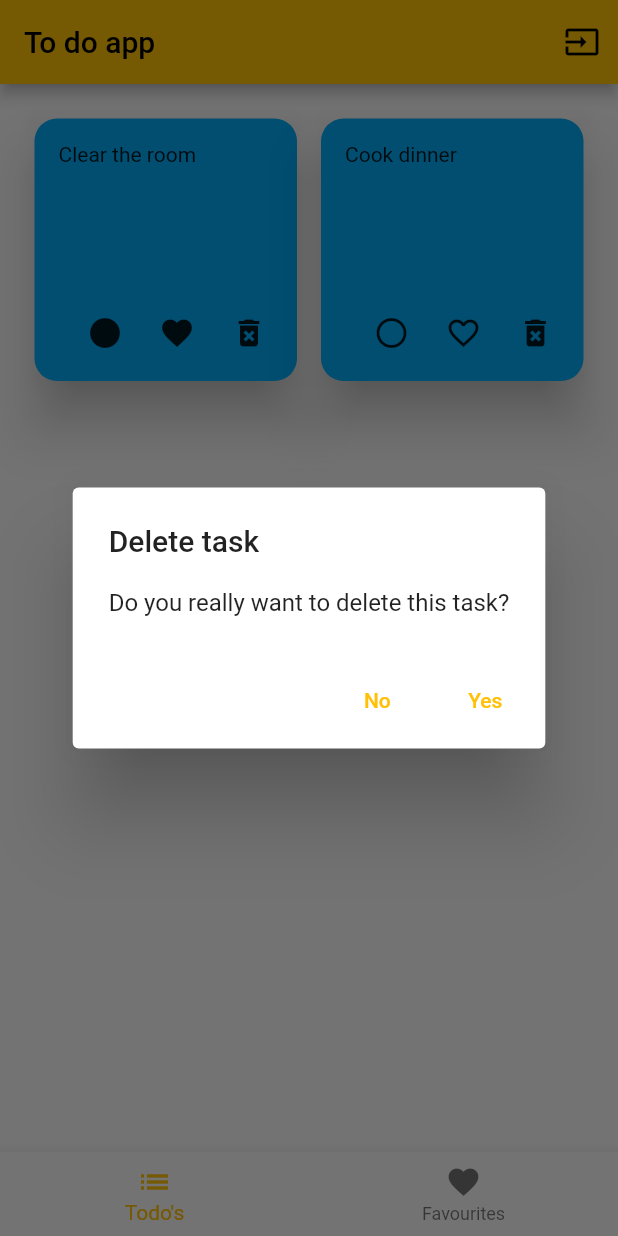
After one commit to Michal-J-Kolodziej/to_do_app, a Flutter app: the screen it shows after launch, after a tap on the "circle" icon, after a tap on the "favorite outline" icon, after a tap on the "delete forever" icon, on a phone screen of 412 x 824 dp. The commit adds this screen. Run offline on Flutter 3.47's test engine with Material 2 defaults, Android fonts, the phone set to English and light mode, and no system bars; our stand-ins replace random_string.

Commit message:
add-favourites-page

```diff
--- /dev/null
+++ b/lib/dialogs/delete_task_dialog.dart
@@ -0,0 +1,27 @@
+import 'package:flutter/material.dart';
+
+class DeleteTaskDialog extends StatelessWidget {
+  const DeleteTaskDialog({Key? key}) : super(key: key);
+
+  @override
+  Widget build(BuildContext context) {
+    return AlertDialog(
+      title: const Text('Delete task'),
+      content: const Text('Do you really want to delete this task?'),
+      actions: <Widget>[
+        TextButton(
+          onPressed: () {
+            Navigator.of(context).pop(false);
+          },
+          child: const Text('No'),
+        ),
+        TextButton(
+          onPressed: () {
+            Navigator.of(context).pop(true);
+          },
+          child: const Text('Yes'),
+        ),
+      ],
+    );
+  }
+}
--- a/lib/main.dart
+++ b/lib/main.dart
@@ -1,7 +1,8 @@
 import 'package:flutter/material.dart';
+import 'package:to_do_app/pages/fav_page.dart';
 
 import 'models/task.dart';
-import 'pages/input_page.dart';
+import 'pages/home_page.dart';
 
 void main() {
   runApp(const MyApp());
@@ -17,166 +18,58 @@ class MyApp extends StatelessWidget {
       theme: ThemeData(
         primarySwatch: Colors.amber,
       ),
-      home: const MyHomePage(title: 'To do app'),
+      home: const SwipeTapBar(),
     );
   }
 }
 
-class MyHomePage extends StatefulWidget {
-  const MyHomePage({super.key, required this.title});
-
-  final String title;
+class SwipeTapBar extends StatefulWidget {
+  const SwipeTapBar({Key? key}) : super(key: key);
 
   @override
-  State<MyHomePage> createState() => _MyHomePageState();
+  _SwipeTapBarState createState() => _SwipeTapBarState();
 }
 
-class _MyHomePageState extends State<MyHomePage> {
-  List<Task> tasksList = mockTaskList.sublist(0);
+class _SwipeTapBarState extends State<SwipeTapBar> {
+  final _pageViewController = PageController();
 
-  void _addTask(String task) {
-    Task newTask = Task(task);
+  int _activePage = 0;
 
-    tasksList.add(newTask);
-    setState(() {});
-  }
-
-  void _goToInputPage() {
-    Navigator.of(context)
-        .push(MaterialPageRoute(builder: (BuildContext context) {
-      return InputPage(
-        onSubmit: _addTask,
-      );
-    }));
+  @override
+  void dispose() {
+    _pageViewController.dispose();
+    super.dispose();
   }
 
   @override
   Widget build(BuildContext context) {
     return Scaffold(
-        appBar: AppBar(
-          actions: <Widget>[
-            IconButton(onPressed: _goToInputPage, icon: const Icon(Icons.input))
-          ],
-          title: Text(widget.title),
-        ),
-        body: Padding(
-          padding: const EdgeInsets.all(15.0),
-          child: TasksList(
-            tasksList: tasksList,
+      body: PageView(
+        controller: _pageViewController,
+        children: <Widget>[
+          const MyHomePage(),
+          FavPage(
+            tasksList: mockTaskList.where((Task task) => task.fav).toList(),
           ),
-        ));
-  }
-}
-
-class TasksList extends StatefulWidget {
-  const TasksList({Key? key, required this.tasksList}) : super(key: key);
-
-  final List<Task> tasksList;
-
-  @override
-  State<TasksList> createState() => _TasksListState();
-}
-
-class _TasksListState extends State<TasksList> {
-  void updateTaskStage(int taskIndex) {
-    Task properTask = widget.tasksList[taskIndex];
-
-    properTask.markAsDone();
-
-    setState(() {});
-  }
-
-  void changeTaskFav(int taskIndex) {
-    Task properTask = widget.tasksList[taskIndex];
-
-    properTask.changeFav();
-
-    setState(() {});
-  }
-
-  void deleteTask(int taskIndex) {}
-
-  @override
-  Widget build(BuildContext context) {
-    return GridView.builder(
-      gridDelegate: const SliverGridDelegateWithFixedCrossAxisCount(
-        crossAxisCount: 2,
-        childAspectRatio: 1,
+        ],
+        onPageChanged: (int index) {
+          setState(() {
+            _activePage = index;
+          });
+        },
       ),
-      itemCount: widget.tasksList.length,
-      itemBuilder: ((context, index) => ToDoTask(
-            key: widget.key,
-            task: widget.tasksList[index],
-            taskIndex: index,
-            updateTaskStage: updateTaskStage,
-            changeTaskFav: changeTaskFav,
-            deleteTask: deleteTask,
-          )),
-    );
-  }
-}
-
-class ToDoTask extends StatelessWidget {
-  const ToDoTask({
-    Key? key,
-    required this.task,
-    required this.taskIndex,
-    required this.updateTaskStage,
-    required this.changeTaskFav,
-    required this.deleteTask,
-  }) : super(key: key);
-
-  final Task task;
-  final int taskIndex;
-  final ValueChanged<int> updateTaskStage;
-  final ValueChanged<int> changeTaskFav;
-  final ValueChanged<int> deleteTask;
-
-  @override
-  Widget build(BuildContext context) {
-    return Padding(
-      padding: const EdgeInsets.all(8.0),
-      child: PhysicalModel(
-        color: Colors.transparent,
-        shadowColor: Colors.black,
-        elevation: 15.0,
-        child: Container(
-          decoration: BoxDecoration(
-            color: task.color,
-            borderRadius: const BorderRadius.all(
-              Radius.circular(15.0),
-            ),
-          ),
-          child: Padding(
-            padding: const EdgeInsets.all(8.0),
-            child: Column(
-              mainAxisAlignment: MainAxisAlignment.spaceBetween,
-              children: <Widget>[
-                SizedBox(
-                  width: double.infinity,
-                  child: Text(task.text),
-                ),
-                Row(
-                  mainAxisAlignment: MainAxisAlignment.end,
-                  children: <Widget>[
-                    IconButton(
-                      onPressed: () => updateTaskStage(taskIndex),
-                      icon: !task.done
-                          ? const Icon(Icons.circle_outlined)
-                          : const Icon(Icons.circle),
-                    ),
-                    IconButton(
-                      onPressed: () => changeTaskFav(taskIndex),
-                      icon: !task.fav
-                          ? const Icon(Icons.favorite_border)
-                          : const Icon(Icons.favorite),
-                    ),
-                  ],
-                ),
-              ],
-            ),
-          ),
-        ),
+      bottomNavigationBar: BottomNavigationBar(
+        currentIndex: _activePage,
+        onTap: (int index) {
+          _pageViewController.animateToPage(index,
+              duration: const Duration(milliseconds: 200),
+              curve: Curves.linear);
+        },
+        items: const [
+          BottomNavigationBarItem(icon: Icon(Icons.list), label: 'Todo\'s'),
+          BottomNavigationBarItem(
+              icon: Icon(Icons.favorite), label: 'Favourites'),
+        ],
       ),
     );
   }
--- /dev/null
+++ b/lib/pages/fav_page.dart
@@ -0,0 +1,24 @@
+import 'package:flutter/material.dart';
+
+import '../models/task.dart';
+import '../widgets/tasks_list.dart';
+
+class FavPage extends StatelessWidget {
+  const FavPage({Key? key, required this.tasksList}) : super(key: key);
+
+  final List<Task> tasksList;
+
+  @override
+  Widget build(BuildContext context) {
+    return Scaffold(
+        appBar: AppBar(
+          title: const Text('Favourites'),
+        ),
+        body: Padding(
+          padding: const EdgeInsets.all(15.0),
+          child: TasksList(
+            tasksList: tasksList,
+          ),
+        ));
+  }
+}
--- /dev/null
+++ b/lib/pages/home_page.dart
@@ -0,0 +1,50 @@
+import 'package:flutter/material.dart';
+
+import '../dialogs/delete_task_dialog.dart';
+import '../models/task.dart';
+import '../widgets/tasks_list.dart';
+import 'input_page.dart';
+
+class MyHomePage extends StatefulWidget {
+  const MyHomePage({super.key});
+
+  @override
+  State<MyHomePage> createState() => _MyHomePageState();
+}
+
+class _MyHomePageState extends State<MyHomePage> {
+  List<Task> tasksList = mockTaskList.sublist(0);
+
+  void _addTask(String task) {
+    Task newTask = Task(task);
+
+    tasksList.add(newTask);
+    setState(() {});
+  }
+
+  void _goToInputPage() {
+    Navigator.of(context)
+        .push(MaterialPageRoute(builder: (BuildContext context) {
+      return InputPage(
+        onSubmit: _addTask,
+      );
+    }));
+  }
+
+  @override
+  Widget build(BuildContext context) {
+    return Scaffold(
+        appBar: AppBar(
+          actions: <Widget>[
+            IconButton(onPressed: _goToInputPage, icon: const Icon(Icons.input))
+          ],
+          title: const Text('To do app'),
+        ),
+        body: Padding(
+          padding: const EdgeInsets.all(15.0),
+          child: TasksList(
+            tasksList: tasksList,
+          ),
+        ));
+  }
+}
--- /dev/null
+++ b/lib/widgets/tasks_list.dart
@@ -0,0 +1,138 @@
+import 'package:flutter/material.dart';
+
+import '../dialogs/delete_task_dialog.dart';
+import '../models/task.dart';
+
+class TasksList extends StatefulWidget {
+  const TasksList({Key? key, required this.tasksList}) : super(key: key);
+
+  final List<Task> tasksList;
+
+  @override
+  State<TasksList> createState() => _TasksListState();
+}
+
+class _TasksListState extends State<TasksList> {
+  void updateTaskStage(int taskIndex) {
+    Task properTask = widget.tasksList[taskIndex];
+
+    properTask.markAsDone();
+
+    setState(() {});
+  }
+
+  void changeTaskFav(int taskIndex) {
+    Task properTask = widget.tasksList[taskIndex];
+
+    properTask.changeFav();
+
+    setState(() {});
+  }
+
+  void deleteTask(int taskIndex) async {
+    bool shouldDeleteTask = await showDialog(
+      context: context,
+      builder: (BuildContext context) {
+        return const DeleteTaskDialog();
+      },
+      barrierDismissible: false,
+    );
+
+    if (shouldDeleteTask) {
+      widget.tasksList.removeAt(taskIndex);
+      setState(() {});
+    }
+  }
+
+  @override
+  Widget build(BuildContext context) {
+    return GridView.builder(
+      gridDelegate: const SliverGridDelegateWithFixedCrossAxisCount(
+        crossAxisCount: 2,
+        childAspectRatio: 1,
+      ),
+      itemCount: widget.tasksList.length,
+      itemBuilder: ((context, index) => ToDoTask(
+            key: widget.key,
+            task: widget.tasksList[index],
+            taskIndex: index,
+            updateTaskStage: updateTaskStage,
+            changeTaskFav: changeTaskFav,
+            deleteTask: deleteTask,
+          )),
+    );
+  }
+}
+
+class ToDoTask extends StatelessWidget {
+  const ToDoTask({
+    Key? key,
+    required this.task,
+    required this.taskIndex,
+    required this.updateTaskStage,
+    required this.changeTaskFav,
+    required this.deleteTask,
+  }) : super(key: key);
+
+  final Task task;
+  final int taskIndex;
+  final ValueChanged<int> updateTaskStage;
+  final ValueChanged<int> changeTaskFav;
+  final ValueChanged<int> deleteTask;
+
+  @override
+  Widget build(BuildContext context) {
+    return Padding(
+      padding: const EdgeInsets.all(8.0),
+      child: PhysicalModel(
+        color: Colors.transparent,
+        shadowColor: Colors.black,
+        elevation: 15.0,
+        child: Container(
+          decoration: BoxDecoration(
+            color: task.color,
+            borderRadius: const BorderRadius.all(
+              Radius.circular(15.0),
+            ),
+          ),
+          child: Padding(
+            padding: const EdgeInsets.all(8.0),
+            child: Column(
+              mainAxisAlignment: MainAxisAlignment.spaceBetween,
+              children: <Widget>[
+                SizedBox(
+                  width: double.infinity,
+                  child: Padding(
+                    padding: const EdgeInsets.all(8.0),
+                    child: Text(task.text),
+                  ),
+                ),
+                Row(
+                  mainAxisAlignment: MainAxisAlignment.end,
+                  children: <Widget>[
+                    IconButton(
+                      onPressed: () => updateTaskStage(taskIndex),
+                      icon: !task.done
+                          ? const Icon(Icons.circle_outlined)
+                          : const Icon(Icons.circle),
+                    ),
+                    IconButton(
+                      onPressed: () => changeTaskFav(taskIndex),
+                      icon: !task.fav
+                          ? const Icon(Icons.favorite_border)
+                          : const Icon(Icons.favorite),
+                    ),
+                    IconButton(
+                      onPressed: () => deleteTask(taskIndex),
+                      icon: const Icon(Icons.delete_forever),
+                    ),
+                  ],
+                ),
+              ],
+            ),
+          ),
+        ),
+      ),
+    );
+  }
+}
```
